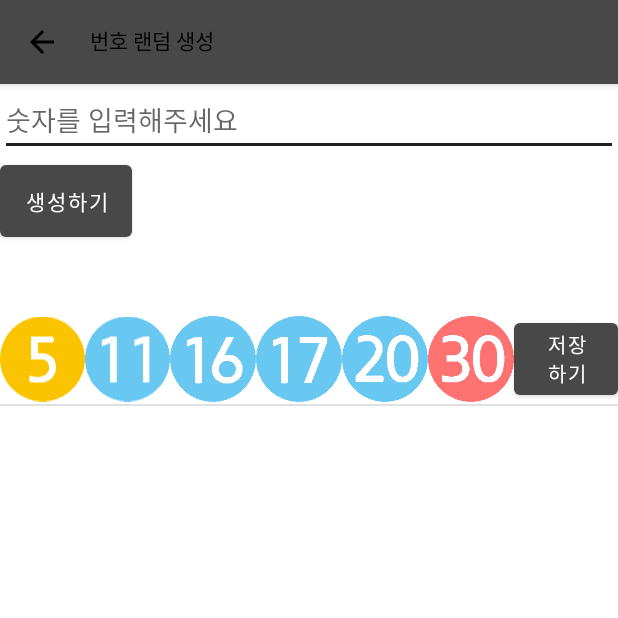
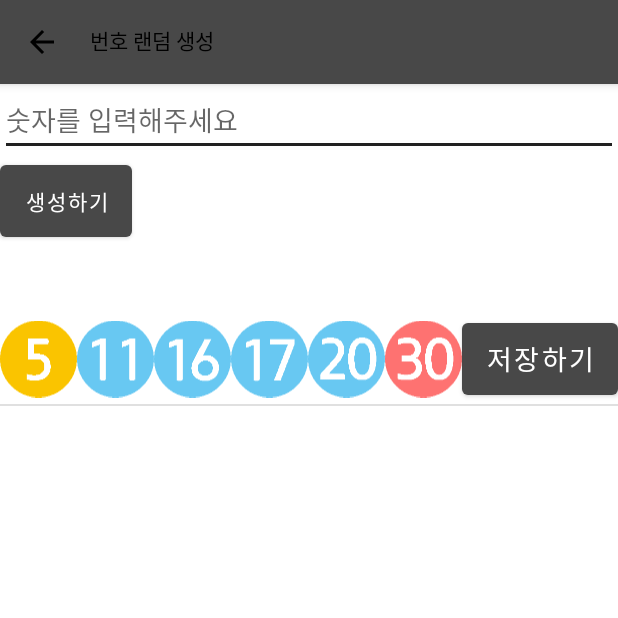
Before and after one commit to kawa1lg1rl/lottoManager, an Android app: the GenerateNumbersActivity screen opened directly, with no data from a screen before it, after a tap on "저장하기", on a phone screen of 412 x 824 dp, the top half of it. Run offline under Robolectric (Android 15) with nearby library versions, the phone set to English and light mode, and no system bars; our stand-ins replace AdMob; libraries missing offline, so code that uses them is left out: io.realm; network calls fail; pictures from the network do not load; 1 statement that could not run was skipped; 1 other tap on this screen came first.

Commit message:
[수정] 몇가지 수정

```diff
--- a/app/src/main/java/com/kawa1lg1rl/lotto/activity/MainActivity.kt
+++ b/app/src/main/java/com/kawa1lg1rl/lotto/activity/MainActivity.kt
@@ -58,7 +58,7 @@ class MainActivity : AppCompatActivity() {
     fun viewAds() {
 
         var adRequest = AdRequest.Builder()
-//            .addTestDevice("B722EDC53A549C919F47DE9600254A28")
+            .addTestDevice("B722EDC53A549C919F47DE9600254A28")
             .build()
         MobileAds.initialize(this, getString(R.string.app_id))
 
--- a/app/src/main/java/com/kawa1lg1rl/lotto/adapter/GenerateLottoNumbersAdapter.kt
+++ b/app/src/main/java/com/kawa1lg1rl/lotto/adapter/GenerateLottoNumbersAdapter.kt
@@ -8,6 +8,7 @@ import android.util.Log
 import android.view.LayoutInflater
 import android.widget.Button
 import android.widget.ImageView
+import android.widget.Toast
 import com.bumptech.glide.Glide
 import com.kawa1lg1rl.lotto.item.LottoNumbersItem
 import com.kawa1lg1rl.lotto.R
@@ -51,6 +52,7 @@ class GenerateLottoNumbersAdapter(val context: Context, val itemList:List<LottoN
         // 버튼에 clickListener 설정
         holder.saveButton!!.setOnClickListener {
             Log.d("kawa1lg1rl_tag!!", " = saved data = ")
+            Toast.makeText(context, "번호가 저장되었습니다.", Toast.LENGTH_SHORT).show()
             item.numbers!!.map {
                 Log.d("kawa1lg1rl_tag!!", " - $it")
             }
--- a/app/src/main/res/layout/activity_generate_numbers.xml
+++ b/app/src/main/res/layout/activity_generate_numbers.xml
@@ -27,7 +27,6 @@
             android:id="@+id/generateRandomNumbersButton"
             android:layout_width="wrap_content"
             android:layout_height="60dp"
-            android:autoSizeTextType="uniform"
             android:text="생성하기"/>
 
     </LinearLayout>
--- a/app/src/main/res/layout/custom_title_bar_inmenu.xml
+++ b/app/src/main/res/layout/custom_title_bar_inmenu.xml
@@ -3,7 +3,8 @@
     xmlns:app="http://schemas.android.com/apk/res-auto"
     android:orientation="horizontal"
     android:layout_width="match_parent"
-    android:layout_height="match_parent">
+    android:layout_height="match_parent"
+    android:weightSum="8">
     <ImageButton
         android:id="@+id/backButton"
         android:layout_width="0dp"
--- a/app/src/main/res/layout/lottonumbers_view2.xml
+++ b/app/src/main/res/layout/lottonumbers_view2.xml
@@ -44,7 +44,7 @@
         android:id="@+id/lottonumbers_button"
         android:layout_width="0dp"
         android:layout_height="60dp"
-        android:layout_weight="1.2"
+        android:layout_weight="2"
         android:autoSizeTextType="uniform"
         android:text="" />
 
```
Also changed, not shown: app/src/main/java/com/kawa1lg1rl/lotto/activity/IntroActivity.kt (+32 -0 lines).
